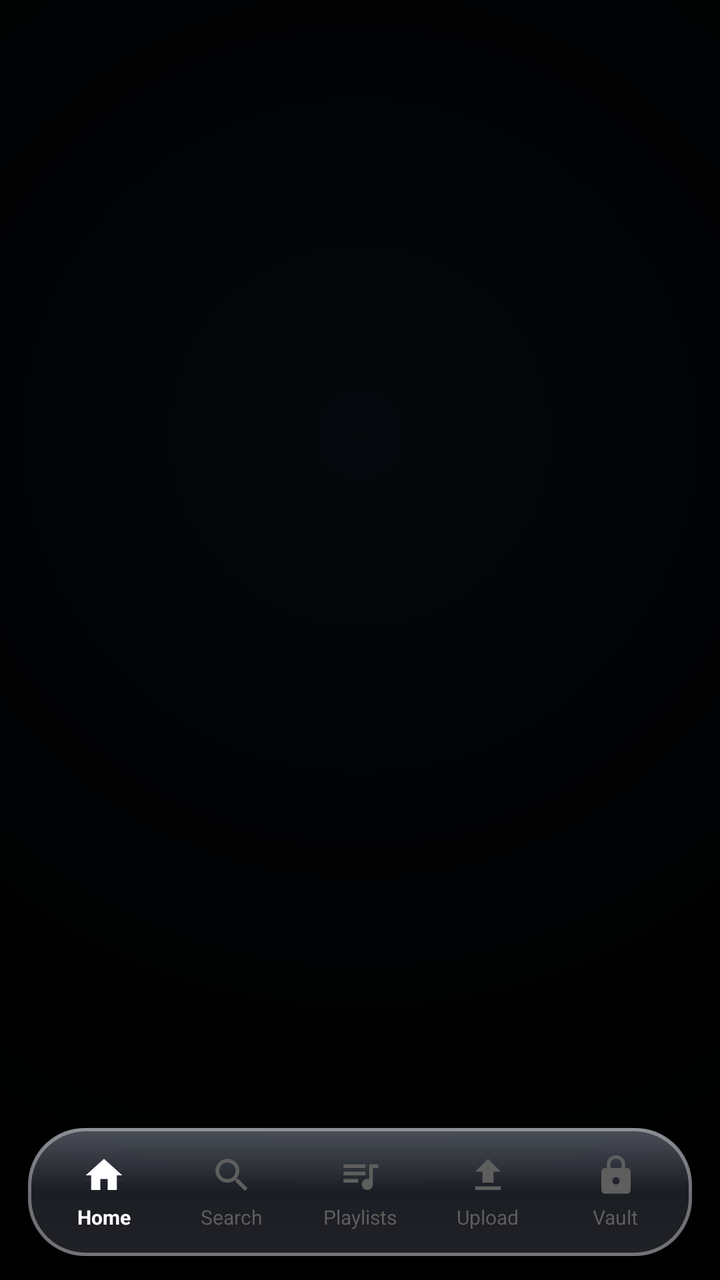
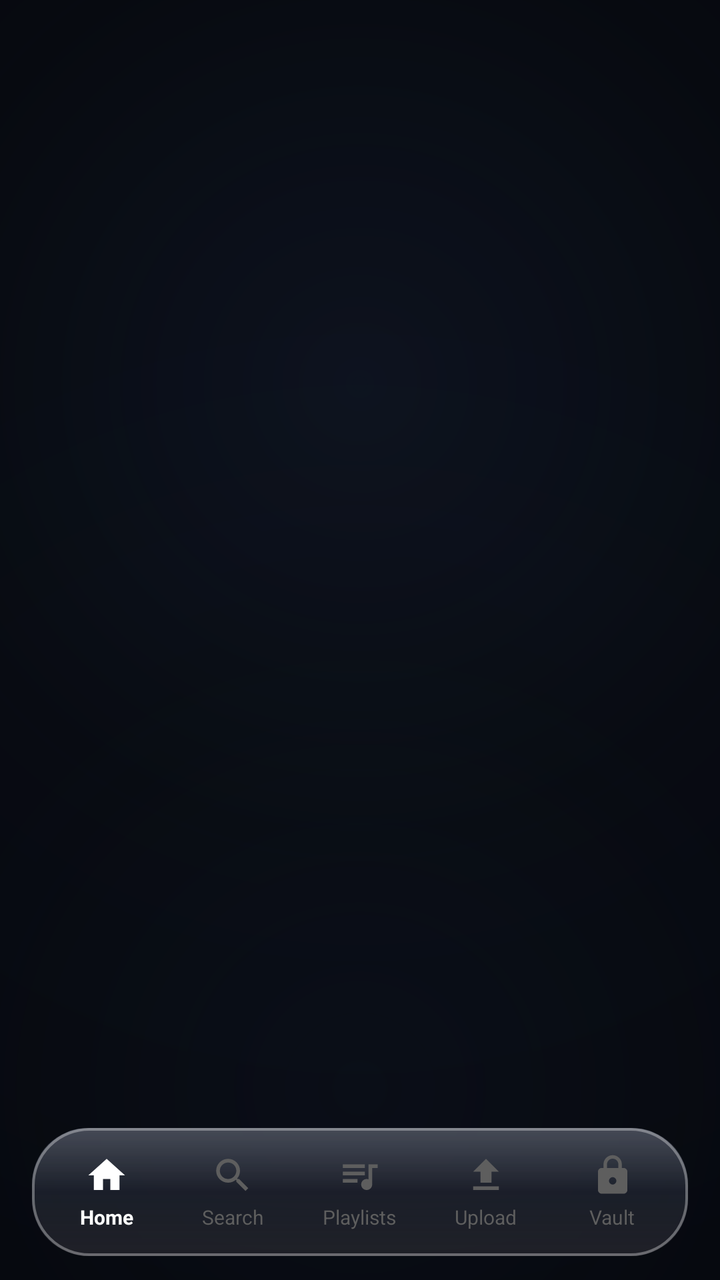

Compare the two renders of this Android layout. The source of the first and the diff that turns it into the second are given below.
<!-- AndroidManifest.xml: application theme Theme.BeatSync -->
<!-- res/layout/activity_main.xml -->
<?xml version="1.0" encoding="utf-8"?>
<RelativeLayout xmlns:android="http://schemas.android.com/apk/res/android"
    xmlns:app="http://schemas.android.com/apk/res-auto"
    android:layout_width="match_parent"
    android:layout_height="match_parent"
    android:background="@drawable/bg_ambient_mesh"
    android:fitsSystemWindows="true">

    
    <LinearLayout
        android:id="@+id/bottomDock"
        android:layout_width="match_parent"
        android:layout_height="wrap_content"
        android:layout_alignParentBottom="true"
        android:orientation="vertical">

        
        <androidx.cardview.widget.CardView
            android:id="@+id/miniPlayerLayout"
            android:layout_width="match_parent"
            android:layout_height="64dp"
            android:layout_marginStart="14dp"
            android:layout_marginEnd="14dp"
            android:layout_marginBottom="10dp"
            app:cardCornerRadius="20dp"
            app:cardElevation="0dp"
            app:cardBackgroundColor="@android:color/transparent"
            android:background="@drawable/bg_liquid_glass_card"
            android:visibility="gone">

            <RelativeLayout
                android:layout_width="match_parent"
                android:layout_height="match_parent">

                
                <ProgressBar
                    android:id="@+id/miniProgressBar"
                    style="?android:attr/progressBarStyleHorizontal"
                    android:layout_width="match_parent"
                    android:layout_height="2.5dp"
                    android:layout_alignParentTop="true"
                    android:max="1000"
                    android:progress="0"
                    android:progressTint="@color/text_primary"
                    android:progressBackgroundTint="@color/border_subtle" />

                
                <FrameLayout
                    android:id="@+id/miniCoverContainer"
                    android:layout_width="44dp"
                    android:layout_height="44dp"
                    android:layout_centerVertical="true"
                    android:layout_marginStart="10dp"
                    android:background="@drawable/bg_card_minimal">

                    <ImageView
                        android:id="@+id/miniCover"
                        android:layout_width="match_parent"
                        android:layout_height="match_parent"
                        android:scaleType="centerCrop"
                        android:contentDescription="Cover" />

                    <ImageView
                        android:id="@+id/miniDefaultNote"
                        android:layout_width="20dp"
                        android:layout_height="20dp"
                        android:layout_gravity="center"
                        android:src="@drawable/ic_music_note"
                        android:tint="@color/text_primary"
                        android:contentDescription="Note" />
                </FrameLayout>

                
                <LinearLayout
                    android:layout_width="match_parent"
                    android:layout_height="wrap_content"
                    android:layout_toEndOf="@+id/miniCoverContainer"
                    android:layout_toStartOf="@+id/miniControlsLayout"
                    android:layout_centerVertical="true"
                    android:layout_marginStart="12dp"
                    android:layout_marginEnd="8dp"
                    android:orientation="vertical">

                    <TextView
                        android:id="@+id/miniTitle"
                        android:layout_width="wrap_content"
                        android:layout_height="wrap_content"
                        android:text="Song Title"
                        android:textColor="@color/text_primary"
                        android:textSize="14sp"
                        android:textStyle="bold"
                        android:singleLine="true"
                        android:ellipsize="marquee"
                        android:marqueeRepeatLimit="marquee_forever" />

                    <TextView
                        android:id="@+id/miniArtist"
                        android:layout_width="wrap_content"
                        android:layout_height="wrap_content"
                        android:text="Artist"
                        android:textColor="@color/text_secondary"
                        android:textSize="12sp"
                        android:singleLine="true"
                        android:ellipsize="end" />
                </LinearLayout>

                
                <LinearLayout
                    android:id="@+id/miniControlsLayout"
                    android:layout_width="wrap_content"
                    android:layout_height="match_parent"
                    android:layout_alignParentEnd="true"
                    android:gravity="center_vertical"
                    android:paddingEnd="10dp"
                    android:orientation="horizontal">

                    <ImageView
                        android:id="@+id/miniBtnPlayPause"
                        android:layout_width="40dp"
                        android:layout_height="40dp"
                        android:padding="8dp"
                        android:src="@drawable/ic_play"
                        android:tint="@color/text_primary"
                        android:background="?attr/selectableItemBackgroundBorderless"
                        android:contentDescription="Play/Pause" />

                    <ImageView
                        android:id="@+id/miniBtnNext"
                        android:layout_width="40dp"
                        android:layout_height="40dp"
                        android:padding="8dp"
                        android:src="@drawable/ic_skip_next"
                        android:tint="@color/text_secondary"
                        android:background="?attr/selectableItemBackgroundBorderless"
                        android:contentDescription="Next" />
                </LinearLayout>

            </RelativeLayout>
        </androidx.cardview.widget.CardView>

        
        <LinearLayout
            android:id="@+id/customBottomBar"
            android:layout_width="match_parent"
            android:layout_height="64dp"
            android:layout_marginStart="14dp"
            android:layout_marginEnd="14dp"
            android:layout_marginBottom="12dp"
            android:orientation="horizontal"
            android:background="@drawable/bg_liquid_glass_dock"
            android:gravity="center_vertical"
            android:paddingStart="6dp"
            android:paddingEnd="6dp">

            
            <LinearLayout
                android:id="@+id/tabNavHome"
                android:layout_width="0dp"
                android:layout_height="match_parent"
                android:layout_weight="1"
                android:orientation="vertical"
                android:gravity="center"
                android:background="?attr/selectableItemBackgroundBorderless">

                <ImageView
                    android:id="@+id/iconNavHome"
                    android:layout_width="22dp"
                    android:layout_height="22dp"
                    android:src="@drawable/ic_home"
                    android:tint="@color/text_primary"
                    android:contentDescription="Home" />

                <TextView
                    android:id="@+id/labelNavHome"
                    android:layout_width="wrap_content"
                    android:layout_height="wrap_content"
                    android:text="Home"
                    android:textSize="10sp"
                    android:textStyle="bold"
                    android:textColor="@color/text_primary"
                    android:layout_marginTop="3dp" />
            </LinearLayout>

            
            <LinearLayout
                android:id="@+id/tabNavSearch"
                android:layout_width="0dp"
                android:layout_height="match_parent"
                android:layout_weight="1"
                android:orientation="vertical"
                android:gravity="center"
                android:background="?attr/selectableItemBackgroundBorderless">

                <ImageView
                    android:id="@+id/iconNavSearch"
                    android:layout_width="22dp"
                    android:layout_height="22dp"
                    android:src="@drawable/ic_search"
                    android:tint="@color/text_tertiary"
                    android:contentDescription="Search" />

                <TextView
                    android:id="@+id/labelNavSearch"
                    android:layout_width="wrap_content"
                    android:layout_height="wrap_content"
                    android:text="Search"
                    android:textSize="10sp"
                    android:textColor="@color/text_tertiary"
                    android:layout_marginTop="3dp" />
            </LinearLayout>

            
            <LinearLayout
                android:id="@+id/tabNavPlaylists"
                android:layout_width="0dp"
                android:layout_height="match_parent"
                android:layout_weight="1"
                android:orientation="vertical"
                android:gravity="center"
                android:background="?attr/selectableItemBackgroundBorderless">

                <ImageView
                    android:id="@+id/iconNavPlaylists"
                    android:layout_width="22dp"
                    android:layout_height="22dp"
                    android:src="@drawable/ic_playlist"
                    android:tint="@color/text_tertiary"
                    android:contentDescription="Playlists" />

                <TextView
                    android:id="@+id/labelNavPlaylists"
                    android:layout_width="wrap_content"
                    android:layout_height="wrap_content"
                    android:text="Playlists"
                    android:textSize="10sp"
                    android:textColor="@color/text_tertiary"
                    android:layout_marginTop="3dp" />
            </LinearLayout>

            
            <LinearLayout
                android:id="@+id/tabNavUpload"
                android:layout_width="0dp"
                android:layout_height="match_parent"
                android:layout_weight="1"
                android:orientation="vertical"
                android:gravity="center"
                android:background="?attr/selectableItemBackgroundBorderless">

                <ImageView
                    android:id="@+id/iconNavUpload"
                    android:layout_width="22dp"
                    android:layout_height="22dp"
                    android:src="@drawable/ic_upload"
                    android:tint="@color/text_tertiary"
                    android:contentDescription="Upload" />

                <TextView
                    android:id="@+id/labelNavUpload"
                    android:layout_width="wrap_content"
                    android:layout_height="wrap_content"
                    android:text="Upload"
                    android:textSize="10sp"
                    android:textColor="@color/text_tertiary"
                    android:layout_marginTop="3dp" />
            </LinearLayout>

            
            <LinearLayout
                android:id="@+id/tabNavVault"
                android:layout_width="0dp"
                android:layout_height="match_parent"
                android:layout_weight="1"
                android:orientation="vertical"
                android:gravity="center"
                android:background="?attr/selectableItemBackgroundBorderless">

                <ImageView
                    android:id="@+id/iconNavVault"
                    android:layout_width="22dp"
                    android:layout_height="22dp"
                    android:src="@drawable/ic_lock"
                    android:tint="@color/text_tertiary"
                    android:contentDescription="Vault" />

                <TextView
                    android:id="@+id/labelNavVault"
                    android:layout_width="wrap_content"
                    android:layout_height="wrap_content"
                    android:text="Vault"
                    android:textSize="10sp"
                    android:textColor="@color/text_tertiary"
                    android:layout_marginTop="3dp" />
            </LinearLayout>

            
            <LinearLayout
                android:id="@+id/tabNavAdmin"
                android:layout_width="0dp"
                android:layout_height="match_parent"
                android:layout_weight="1"
                android:orientation="vertical"
                android:gravity="center"
                android:background="?attr/selectableItemBackgroundBorderless"
                android:visibility="gone">

                <ImageView
                    android:id="@+id/iconNavAdmin"
                    android:layout_width="22dp"
                    android:layout_height="22dp"
                    android:src="@drawable/ic_admin_shield"
                    android:tint="@color/text_tertiary"
                    android:contentDescription="Admin" />

                <TextView
                    android:id="@+id/labelNavAdmin"
                    android:layout_width="wrap_content"
                    android:layout_height="wrap_content"
                    android:text="Admin"
                    android:textSize="10sp"
                    android:textColor="@color/text_tertiary"
                    android:layout_marginTop="3dp" />
            </LinearLayout>

        </LinearLayout>

    </LinearLayout>

    
    <FrameLayout
        android:id="@+id/fragmentContainer"
        android:layout_width="match_parent"
        android:layout_height="match_parent"
        android:layout_above="@+id/bottomDock" />

</RelativeLayout>
<!-- resources referenced by this layout -->
<resources>
  <color name="border_subtle">#222222</color>
  <color name="text_primary">#FFFFFF</color>
  <color name="text_secondary">#9E9E9E</color>
  <color name="text_tertiary">#5E5E5E</color>
  <!-- drawable bg_ambient_mesh (drawable) -->
  <?xml version="1.0" encoding="utf-8"?>
  <shape xmlns:android="http://schemas.android.com/apk/res/android"
      android:shape="rectangle">
      <gradient
          android:type="radial"
          android:gradientRadius="420dp"
          android:centerX="50%"
          android:centerY="34%"
          android:startColor="#26253654"
          android:centerColor="#14141E2C"
          android:endColor="#000000" />
  </shape>
  <!-- drawable bg_liquid_glass_card (drawable) -->
  <?xml version="1.0" encoding="utf-8"?>
  <layer-list xmlns:android="http://schemas.android.com/apk/res/android">
      
      <item>
          <shape android:shape="rectangle">
              <corners android:radius="26dp" />
              <gradient
                  android:angle="270"
                  android:startColor="#E6151A24"
                  android:centerColor="#D90E1118"
                  android:endColor="#E60A0C12"
                  android:type="linear" />
          </shape>
      </item>
  
      
      <item>
          <shape android:shape="rectangle">
              <corners android:radius="26dp" />
              <gradient
                  android:angle="270"
                  android:startColor="#38FFFFFF"
                  android:centerColor="#10FFFFFF"
                  android:endColor="#14FFFFFF"
                  android:type="linear" />
          </shape>
      </item>
  
      
      <item>
          <shape android:shape="rectangle">
              <corners android:radius="26dp" />
              <stroke
                  android:width="1.5dp"
                  android:color="#59FFFFFF" />
          </shape>
      </item>
  </layer-list>
  <!-- drawable bg_liquid_glass_dock (drawable) -->
  <?xml version="1.0" encoding="utf-8"?>
  <layer-list xmlns:android="http://schemas.android.com/apk/res/android">
      
      <item>
          <shape android:shape="rectangle">
              <corners android:radius="28dp" />
              <gradient
                  android:angle="270"
                  android:startColor="#EB171C28"
                  android:centerColor="#DE0E1119"
                  android:endColor="#EB0A0C12"
                  android:type="linear" />
          </shape>
      </item>
  
      
      <item>
          <shape android:shape="rectangle">
              <corners android:radius="28dp" />
              <gradient
                  android:angle="270"
                  android:startColor="#3BFFFFFF"
                  android:centerColor="#0EFFFFFF"
                  android:endColor="#18FFFFFF"
                  android:type="linear" />
          </shape>
      </item>
  
      
      <item>
          <shape android:shape="rectangle">
              <corners android:radius="28dp" />
              <stroke
                  android:width="1.5dp"
                  android:color="#5EFFFFFF" />
          </shape>
      </item>
  </layer-list>
  <color name="bg_card">#0D0D0D</color>
  <color name="accent_primary">#FFFFFF</color>
  <color name="text_inverse">#000000</color>
  <color name="bg_card_elevated">#141414</color>
  <color name="accent_secondary">#D4D4D4</color>
  <color name="bg_dark">#000000</color>
  <color name="bg_input">#111111</color>
  <color name="bg_bottom_nav">#080808</color>
  <!-- unchanged entries left out for length: 12 -->
</resources>

<!-- the commit's change to res/layout/activity_main.xml (unified diff, before → after) -->
@@ -3,8 +3,8 @@
     xmlns:app="http://schemas.android.com/apk/res-auto"
     android:layout_width="match_parent"
     android:layout_height="match_parent"
-    android:background="@drawable/bg_ambient_mesh"
-    android:fitsSystemWindows="true">
+    android:background="@drawable/bg_ambient_lighting"
+    android:fitsSystemWindows="false">
 
     
     <LinearLayout
@@ -19,8 +19,8 @@
             android:id="@+id/miniPlayerLayout"
             android:layout_width="match_parent"
             android:layout_height="64dp"
-            android:layout_marginStart="14dp"
-            android:layout_marginEnd="14dp"
+            android:layout_marginStart="16dp"
+            android:layout_marginEnd="16dp"
             android:layout_marginBottom="10dp"
             app:cardCornerRadius="20dp"
             app:cardElevation="0dp"
@@ -143,8 +143,8 @@
             android:id="@+id/customBottomBar"
             android:layout_width="match_parent"
             android:layout_height="64dp"
-            android:layout_marginStart="14dp"
-            android:layout_marginEnd="14dp"
+            android:layout_marginStart="16dp"
+            android:layout_marginEnd="16dp"
             android:layout_marginBottom="12dp"
             android:orientation="horizontal"
             android:background="@drawable/bg_liquid_glass_dock"
<!-- resource entries referenced after the edit -->
@@ -4,19 +4,44 @@
   <color name="text_primary">#FFFFFF</color>
   <color name="text_secondary">#9E9E9E</color>
   <color name="text_tertiary">#5E5E5E</color>
-  <!-- drawable bg_ambient_mesh (drawable) -->
+  <!-- drawable bg_ambient_lighting (drawable) -->
   <?xml version="1.0" encoding="utf-8"?>
-  <shape xmlns:android="http://schemas.android.com/apk/res/android"
-      android:shape="rectangle">
-      <gradient
-          android:type="radial"
-          android:gradientRadius="420dp"
-          android:centerX="50%"
-          android:centerY="34%"
-          android:startColor="#26253654"
-          android:centerColor="#14141E2C"
-          android:endColor="#000000" />
-  </shape>
+  <layer-list xmlns:android="http://schemas.android.com/apk/res/android">
+      
+      <item>
+          <shape android:shape="rectangle">
+              <solid android:color="#05070C" />
+          </shape>
+      </item>
+  
+      
+      <item>
+          <shape android:shape="rectangle">
+              <gradient
+                  android:type="radial"
+                  android:gradientRadius="480dp"
+                  android:centerX="50%"
+                  android:centerY="30%"
+                  android:startColor="#332B4066"
+                  android:centerColor="#14172238"
+                  android:endColor="#00000000" />
+          </shape>
+      </item>
+  
+      
+      <item>
+          <shape android:shape="rectangle">
+              <gradient
+                  android:type="radial"
+                  android:gradientRadius="420dp"
+                  android:centerX="50%"
+                  android:centerY="85%"
+                  android:startColor="#261E2E4A"
+                  android:centerColor="#0D131E30"
+                  android:endColor="#00000000" />
+          </shape>
+      </item>
+  </layer-list>
   <!-- drawable bg_liquid_glass_card (drawable) -->
   <?xml version="1.0" encoding="utf-8"?>
   <layer-list xmlns:android="http://schemas.android.com/apk/res/android">
@@ -26,9 +51,9 @@
               <corners android:radius="26dp" />
               <gradient
                   android:angle="270"
-                  android:startColor="#E6151A24"
-                  android:centerColor="#D90E1118"
-                  android:endColor="#E60A0C12"
+                  android:startColor="#E6151B28"
+                  android:centerColor="#D90E121C"
+                  android:endColor="#E60A0C14"
                   android:type="linear" />
           </shape>
       </item>
@@ -39,9 +64,9 @@
               <corners android:radius="26dp" />
               <gradient
                   android:angle="270"
-                  android:startColor="#38FFFFFF"
-                  android:centerColor="#10FFFFFF"
-                  android:endColor="#14FFFFFF"
+                  android:startColor="#2EFFFFFF"
+                  android:centerColor="#0AFFFFFF"
+                  android:endColor="#12FFFFFF"
                   android:type="linear" />
           </shape>
       </item>
@@ -51,8 +76,8 @@
           <shape android:shape="rectangle">
               <corners android:radius="26dp" />
               <stroke
-                  android:width="1.5dp"
-                  android:color="#59FFFFFF" />
+                  android:width="1.2dp"
+                  android:color="#4DFFFFFF" />
           </shape>
       </item>
   </layer-list>
@@ -65,9 +90,9 @@
               <corners android:radius="28dp" />
               <gradient
                   android:angle="270"
-                  android:startColor="#EB171C28"
-                  android:centerColor="#DE0E1119"
-                  android:endColor="#EB0A0C12"
+                  android:startColor="#EB181E2E"
+                  android:centerColor="#DE101420"
+                  android:endColor="#EB0B0D14"
                   android:type="linear" />
           </shape>
       </item>
@@ -78,9 +103,9 @@
               <corners android:radius="28dp" />
               <gradient
                   android:angle="270"
-                  android:startColor="#3BFFFFFF"
-                  android:centerColor="#0EFFFFFF"
-                  android:endColor="#18FFFFFF"
+                  android:startColor="#33FFFFFF"
+                  android:centerColor="#0BFFFFFF"
+                  android:endColor="#14FFFFFF"
                   android:type="linear" />
           </shape>
       </item>
@@ -90,8 +115,8 @@
           <shape android:shape="rectangle">
               <corners android:radius="28dp" />
               <stroke
-                  android:width="1.5dp"
-                  android:color="#5EFFFFFF" />
+                  android:width="1.2dp"
+                  android:color="#55FFFFFF" />
           </shape>
       </item>
   </layer-list>
